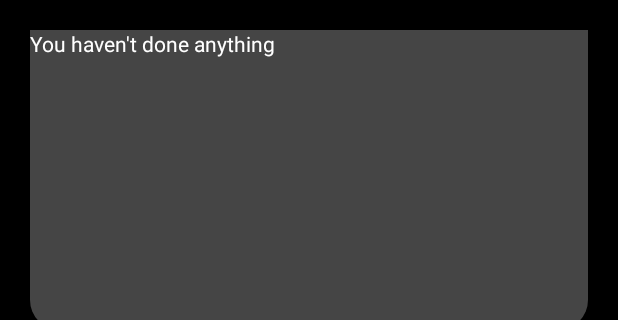
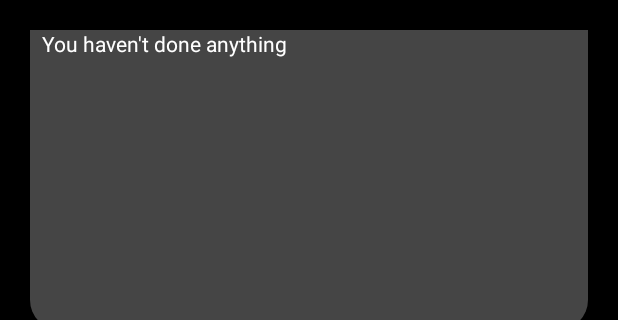
Before and after one commit to chuongdks/COMP_4200_Project, an Android app: the screen it shows after launch (MainActivity), item 4 of the bottom bar chosen, scrolled down 550 dp, on a phone screen of 412 x 824 dp, the part 84-404 px from its top. Run offline under Robolectric (Android 15) with nearby library versions, the phone set to English and light mode, and no system bars; libraries missing offline, so code that uses them is left out: com.github.mikephil.charting; plain views replace BarChart; Roboto replaces fonts that are not available here; 16 statements that could not run were skipped.

Commit message:
Update fragment_statistic.xml

```diff
--- a/app/src/main/res/layout/fragment_statistic.xml
+++ b/app/src/main/res/layout/fragment_statistic.xml
@@ -82,8 +82,9 @@
                         android:id="@+id/tv_stat"
                         android:layout_width="match_parent"
                         android:layout_height="wrap_content"
-                        android:textColor="@color/textColor"
-                        android:text="TextView" />
+                        android:paddingHorizontal="8dp"
+                        android:text="TextView"
+                        android:textColor="@color/textColor" />
 
                 </LinearLayout>
 
```
